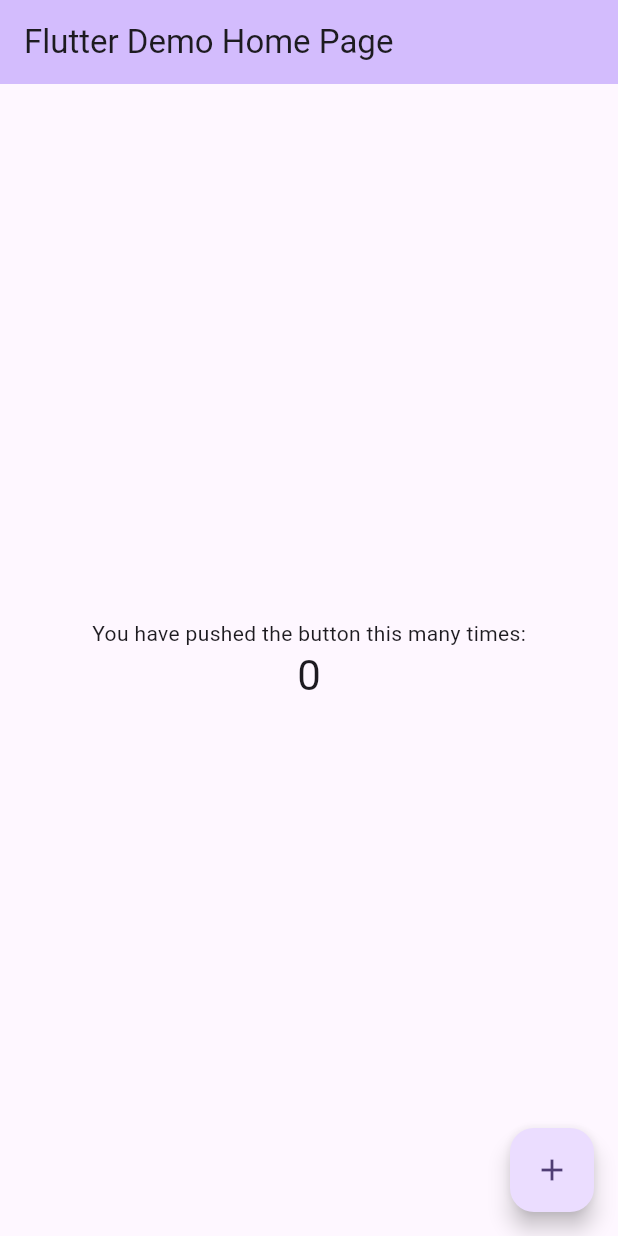
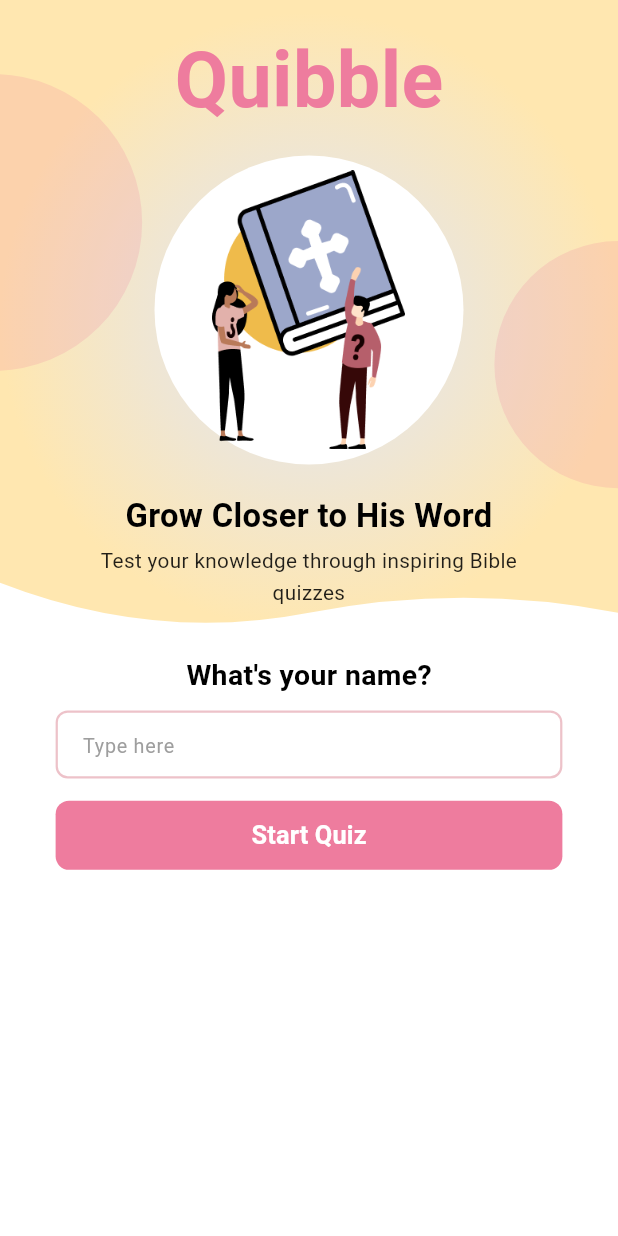
Before and after one commit to rielyta/quibble, a Flutter app: the screen it shows after launch, on a phone screen of 412 x 824 dp. Run offline on Flutter 3.47's test engine with Material 3 defaults, Android fonts, the phone set to English and light mode, and no system bars; Roboto replaces fonts that are missing (SF Pro).

Commit message:
screen awal

```diff
--- a/lib/main.dart
+++ b/lib/main.dart
@@ -1,122 +1,23 @@
 import 'package:flutter/material.dart';
+import 'screen/enter_screen.dart';
 
 void main() {
-  runApp(const MyApp());
+  runApp(const QuibbleApp());
 }
 
-class MyApp extends StatelessWidget {
-  const MyApp({super.key});
+class QuibbleApp extends StatelessWidget {
+  const QuibbleApp({super.key});
 
-  // This widget is the root of your application.
   @override
   Widget build(BuildContext context) {
     return MaterialApp(
-      title: 'Flutter Demo',
+      title: 'Quibble',
+      debugShowCheckedModeBanner: false,
       theme: ThemeData(
-        // This is the theme of your application.
-        //
-        // TRY THIS: Try running your application with "flutter run". You'll see
-        // the application has a purple toolbar. Then, without quitting the app,
-        // try changing the seedColor in the colorScheme below to Colors.green
-        // and then invoke "hot reload" (save your changes or press the "hot
-        // reload" button in a Flutter-supported IDE, or press "r" if you used
-        // the command line to start the app).
-        //
-        // Notice that the counter didn't reset back to zero; the application
-        // state is not lost during the reload. To reset the state, use hot
-        // restart instead.
-        //
-        // This works for code too, not just values: Most code changes can be
-        // tested with just a hot reload.
-        colorScheme: ColorScheme.fromSeed(seedColor: Colors.deepPurple),
+        fontFamily: 'SF Pro',
+        useMaterial3: true,
       ),
-      home: const MyHomePage(title: 'Flutter Demo Home Page'),
+      home: const EnterScreen(),
     );
   }
 }
-
-class MyHomePage extends StatefulWidget {
-  const MyHomePage({super.key, required this.title});
-
-  // This widget is the home page of your application. It is stateful, meaning
-  // that it has a State object (defined below) that contains fields that affect
-  // how it looks.
-
-  // This class is the configuration for the state. It holds the values (in this
-  // case the title) provided by the parent (in this case the App widget) and
-  // used by the build method of the State. Fields in a Widget subclass are
-  // always marked "final".
-
-  final String title;
-
-  @override
-  State<MyHomePage> createState() => _MyHomePageState();
-}
-
-class _MyHomePageState extends State<MyHomePage> {
-  int _counter = 0;
-
-  void _incrementCounter() {
-    setState(() {
-      // This call to setState tells the Flutter framework that something has
-      // changed in this State, which causes it to rerun the build method below
-      // so that the display can reflect the updated values. If we changed
-      // _counter without calling setState(), then the build method would not be
-      // called again, and so nothing would appear to happen.
-      _counter++;
-    });
-  }
-
-  @override
-  Widget build(BuildContext context) {
-    // This method is rerun every time setState is called, for instance as done
-    // by the _incrementCounter method above.
-    //
-    // The Flutter framework has been optimized to make rerunning build methods
-    // fast, so that you can just rebuild anything that needs updating rather
-    // than having to individually change instances of widgets.
-    return Scaffold(
-      appBar: AppBar(
-        // TRY THIS: Try changing the color here to a specific color (to
-        // Colors.amber, perhaps?) and trigger a hot reload to see the AppBar
-        // change color while the other colors stay the same.
-        backgroundColor: Theme.of(context).colorScheme.inversePrimary,
-        // Here we take the value from the MyHomePage object that was created by
-        // the App.build method, and use it to set our appbar title.
-        title: Text(widget.title),
-      ),
-      body: Center(
-        // Center is a layout widget. It takes a single child and positions it
-        // in the middle of the parent.
-        child: Column(
-          // Column is also a layout widget. It takes a list of children and
-          // arranges them vertically. By default, it sizes itself to fit its
-          // children horizontally, and tries to be as tall as its parent.
-          //
-          // Column has various properties to control how it sizes itself and
-          // how it positions its children. Here we use mainAxisAlignment to
-          // center the children vertically; the main axis here is the vertical
-          // axis because Columns are vertical (the cross axis would be
-          // horizontal).
-          //
-          // TRY THIS: Invoke "debug painting" (choose the "Toggle Debug Paint"
-          // action in the IDE, or press "p" in the console), to see the
-          // wireframe for each widget.
-          mainAxisAlignment: MainAxisAlignment.center,
-          children: <Widget>[
-            const Text('You have pushed the button this many times:'),
-            Text(
-              '$_counter',
-              style: Theme.of(context).textTheme.headlineMedium,
-            ),
-          ],
-        ),
-      ),
-      floatingActionButton: FloatingActionButton(
-        onPressed: _incrementCounter,
-        tooltip: 'Increment',
-        child: const Icon(Icons.add),
-      ), // This trailing comma makes auto-formatting nicer for build methods.
-    );
-  }
-}
--- /dev/null
+++ b/lib/screen/enter_screen.dart
@@ -0,0 +1,296 @@
+import 'package:flutter/material.dart';
+
+// Custom clipper for wave shape
+class WaveClipper extends CustomClipper<Path> {
+  @override
+  Path getClip(Size size) {
+    var path = Path();
+    path.lineTo(0, size.height - 40);
+
+    // Create wave effect
+    var firstControlPoint = Offset(size.width / 4, size.height);
+    var firstEndPoint = Offset(size.width / 2, size.height - 20);
+    path.quadraticBezierTo(
+      firstControlPoint.dx,
+      firstControlPoint.dy,
+      firstEndPoint.dx,
+      firstEndPoint.dy,
+    );
+
+    var secondControlPoint = Offset(size.width * 3 / 4, size.height - 40);
+    var secondEndPoint = Offset(size.width, size.height - 20);
+    path.quadraticBezierTo(
+      secondControlPoint.dx,
+      secondControlPoint.dy,
+      secondEndPoint.dx,
+      secondEndPoint.dy,
+    );
+
+    path.lineTo(size.width, 0);
+    path.close();
+    return path;
+  }
+
+  @override
+  bool shouldReclip(CustomClipper<Path> oldClipper) => false;
+}
+
+class EnterScreen extends StatefulWidget {
+  const EnterScreen({super.key});
+
+  @override
+  State<EnterScreen> createState() => _EnterScreenState();
+}
+
+class _EnterScreenState extends State<EnterScreen> {
+  final TextEditingController _nameController = TextEditingController();
+
+  @override
+  void dispose() {
+    _nameController.dispose();
+    super.dispose();
+  }
+
+  @override
+  Widget build(BuildContext context) {
+    final screenWidth = MediaQuery.of(context).size.width;
+    final screenHeight = MediaQuery.of(context).size.height;
+
+    return Scaffold(
+      backgroundColor: Colors.white,
+      body: SafeArea(
+        child: SingleChildScrollView(
+          child: Column(
+            children: [
+              // Top Section
+              Stack(
+                children: [
+                  // Yellow background
+                  ClipPath(
+                    clipper: WaveClipper(),
+                    child: Container(
+                      width: screenWidth,
+                      height: screenHeight * 0.52,
+                      decoration: BoxDecoration(
+                        gradient: const RadialGradient(
+                          colors: [Color(0xFFDEE5FA), Color(0xFFFFE7B0)],
+                        ),
+                      ) ,
+                      child: Stack(
+                        children: [
+                          // circles - LEFT
+                          Positioned(
+                            left: -screenWidth * 0.25,
+                            top: screenHeight * 0.06,
+                            child: Container(
+                              width: screenWidth * 0.48,
+                              height: screenWidth * 0.48,
+                              decoration: BoxDecoration(
+                                color: const Color(0xFFEE7C9E).withValues(alpha: 0.2),
+                                shape: BoxShape.circle,
+
+                              ),
+                            ),
+                          ),
+                          // circles - RIGHT
+                          Positioned(
+                            right: -screenWidth * 0.2,
+                            top: screenHeight * 0.18,
+                            child: Container(
+                              width: screenWidth * 0.40,
+                              height: screenWidth * 0.46,
+                              decoration: BoxDecoration(
+                                color: const Color(0xFFEE7C9E).withValues(alpha: 0.2),
+                                shape: BoxShape.circle,
+                              ),
+                            ),
+                          ),
+
+                          // Content
+                          Column(
+                            children: [
+                              SizedBox(height: screenHeight * 0.021),
+
+                              // Title "Quibble"
+                              Text(
+                                'Quibble',
+                                style: TextStyle(
+                                  color: const Color(0xFFEE7C9E),
+                                  fontSize: screenWidth * 0.125,
+                                  fontFamily: 'SF Pro',
+                                  fontWeight: FontWeight.w700,
+                                ),
+                              ),
+
+                              SizedBox(height: screenHeight * 0.015),
+
+                              // White circle and image container
+                              Container(
+                                width: screenWidth * 0.5,
+                                height: screenWidth * 0.5,
+                                decoration: const BoxDecoration(
+                                  color: Colors.white,
+                                  shape: BoxShape.circle,
+                                ),
+                                child: Padding(
+                                  padding: const EdgeInsets.all(10.0),
+                                  child: Image.asset(
+                                    'assets/images/image.png',
+                                    fit: BoxFit.contain,
+                                  ),
+                                ),
+                              ),
+
+                              SizedBox(height: screenHeight * 0.025),
+
+                              // Tagline
+                              Padding(
+                                padding: EdgeInsets.symmetric(horizontal: screenWidth * 0.08),
+                                child: Text(
+                                  'Grow Closer to His Word',
+                                  textAlign: TextAlign.center,
+                                  style: TextStyle(
+                                    color: Colors.black,
+                                    fontSize: screenWidth * 0.053,
+                                    fontFamily: 'SF Pro',
+                                    fontWeight: FontWeight.w700,
+                                    height: 1.25,
+                                  ),
+                                ),
+                              ),
+
+                              SizedBox(height: screenHeight * 0.008),
+                              Padding(
+                                padding: EdgeInsets.symmetric(horizontal: screenWidth * 0.12),
+                                child: Text(
+                                  'Test your knowledge through inspiring Bible quizzes',
+                                  textAlign: TextAlign.center,
+                                  style: TextStyle(
+                                    color: Colors.black87,
+                                    fontSize: screenWidth * 0.0335,
+                                    fontFamily: 'SF Pro',
+                                    fontWeight: FontWeight.w400,
+                                    height: 1.5,
+                                  ),
+                                ),
+                              ),
+                            ],
+                          ),
+                        ],
+                      ),
+                    ),
+                  ),
+                ],
+              ),
+
+              // Form Section
+              Padding(
+                padding: EdgeInsets.symmetric(horizontal: screenWidth * 0.09),
+                child: Column(
+                  children: [
+                    SizedBox(height: screenHeight * 0.01),
+
+                    // Name Input Section
+                    Text(
+                      'What\'s your name?',
+                      style: TextStyle(
+                        color: Colors.black,
+                        fontSize: screenWidth * 0.046,
+                        fontFamily: 'SF Pro',
+                        fontWeight: FontWeight.w700,
+                      ),
+                    ),
+
+                    SizedBox(height: screenHeight * 0.012),
+
+                    // Name TextField
+                    Container(
+                      height: screenHeight * 0.055,
+                      decoration: BoxDecoration(
+                        color: Colors.white,
+                        borderRadius: BorderRadius.circular(8),
+                        border: Border.all(
+                          color: const Color(0xFFEDC2C9),
+                          width: 1.5,
+                        ),
+                      ),
+                      child: TextField(
+                        controller: _nameController,
+                        style: TextStyle(
+                          color: Colors.black,
+                          fontSize: screenWidth * 0.035,
+                          fontFamily: 'SF Pro',
+                          fontWeight: FontWeight.w500,
+                        ),
+                        decoration: InputDecoration(
+                          hintText: 'Type here',
+                          hintStyle: TextStyle(
+                            color: const Color(0xFF9E9E9E),
+                            fontSize: screenWidth * 0.032,
+                            fontFamily: 'SF Pro',
+                            fontWeight: FontWeight.w400,
+                          ),
+                          border: InputBorder.none,
+                          contentPadding: EdgeInsets.symmetric(
+                            horizontal: screenWidth * 0.04,
+                            vertical: screenHeight * 0.015,
+                          ),
+                        ),
+                      ),
+                    ),
+
+                    SizedBox(height: screenHeight * 0.018),
+
+                    // Start Quiz Button
+                    SizedBox(
+                      width: double.infinity,
+                      height: screenHeight * 0.056,
+                      child: ElevatedButton(
+                        onPressed: () {
+                          if (_nameController.text.trim().isNotEmpty) {
+                            // Navigate to quiz screen
+                            ScaffoldMessenger.of(context).showSnackBar(
+                              SnackBar(
+                                content: Text('Welcome, ${_nameController.text}!'),
+                                backgroundColor: const Color(0xFFEE7C9E),
+                              ),
+                            );
+                          } else {
+                            ScaffoldMessenger.of(context).showSnackBar(
+                              const SnackBar(
+                                content: Text('Please enter your name'),
+                                backgroundColor: Colors.red,
+                              ),
+                            );
+                          }
+                        },
+                        style: ElevatedButton.styleFrom(
+                          backgroundColor: const Color(0xFFEE7C9E),
+                          foregroundColor: Colors.white,
+                          shape: RoundedRectangleBorder(
+                            borderRadius: BorderRadius.circular(9),
+                          ),
+                          elevation: 0,
+                        ),
+                        child: Text(
+                          'Start Quiz',
+                          style: TextStyle(
+                            fontSize: screenWidth * 0.041,
+                            fontFamily: 'SF Pro',
+                            fontWeight: FontWeight.w700,
+                          ),
+                        ),
+                      ),
+                    ),
+
+                    SizedBox(height: screenHeight * 0.03),
+                  ],
+                ),
+              ),
+            ],
+          ),
+        ),
+      ),
+    );
+  }
+}
```
Also changed, not shown: pubspec.yaml (+8 -14 lines), assets/images/image.png (added), 3 other files.
